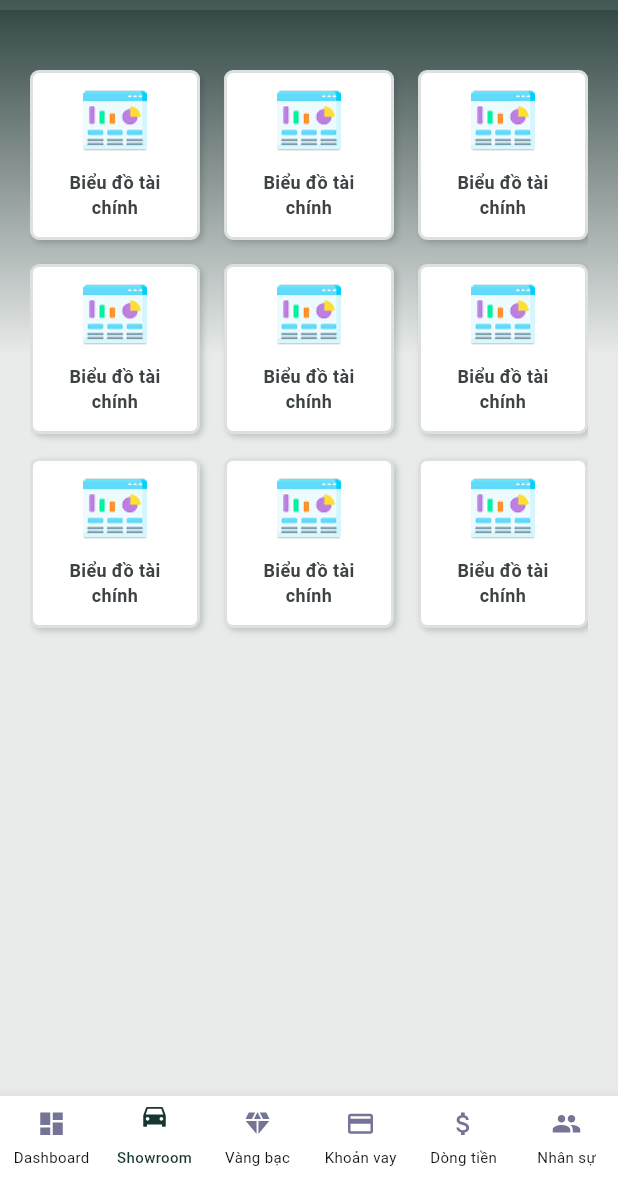
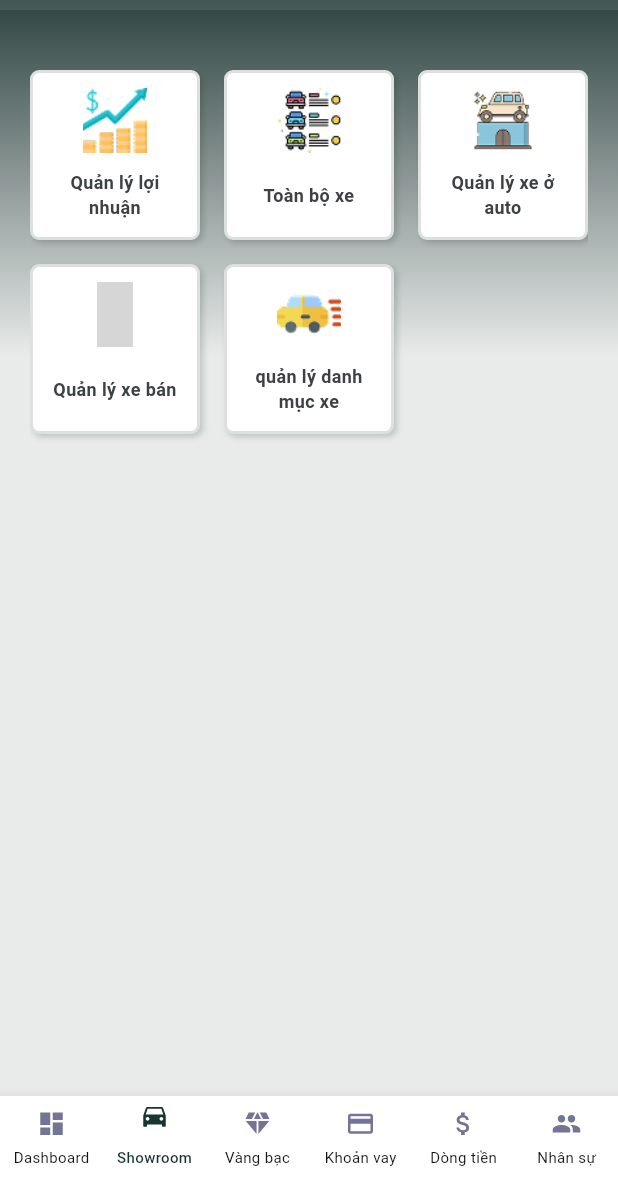
Before and after one commit to roll-t/auto_fin, a Flutter app: the screen it shows after launch, item 2 of the bottom bar chosen, on a phone screen of 412 x 824 dp, the part 56-1236 px from its top. Run offline on Flutter 3.47's test engine with Material 3 defaults, Android fonts, the phone set to English and light mode, and no system bars; our stand-ins replace cached_network_image, connectivity_plus, dio, firebase_core, firebase_database, firebase_messaging and 8 more; missing offline and left inert: flutter_background_service; accounts and stored records are empty; grey boxes are pictures that could not be loaded.

Commit message:
feature/showroom

```diff
--- a/lib/app_binding.dart
+++ b/lib/app_binding.dart
@@ -10,7 +10,6 @@ class AppBinding extends Bindings {
     Get.put(ApiClient());
     Get.lazyPut(() => ThemeController(), fenix: true);
     Get.lazyPut(() => NotificationService(), fenix: true);
-    Get.put(
-      SplashController());
+    Get.put(SplashController());
   }
 }
--- a/lib/core/config/const/app_icons.dart
+++ b/lib/core/config/const/app_icons.dart
@@ -15,4 +15,10 @@ class AppIcons {
   static String icPeople = "${_root}ic_people$_ext";
   static String icDashboard = "${_root}ic_dashboard$_ext";
   static String icNoImage = "${_root}ic_no_image$_ext";
+
+  static String icProfig = "${_root}ic_profig.png";
+  static String icAllCar = "${_root}ic_all_car.png";
+  static String icCarInGaga = "${_root}ic_car_in_gaga.png";
+  static String icCarBuy = "${_root}ic_car_buy.png";
+  static String icCarCategory = "${_root}ic_car_category.png";
 }
--- a/lib/core/routes/app_pages.dart
+++ b/lib/core/routes/app_pages.dart
@@ -1,13 +1,17 @@
 import 'package:auto_fin/core/routes/app_routes.dart';
 import 'package:auto_fin/features/auth/page/signin_page.dart';
 import 'package:auto_fin/features/auth/page/signup_page.dart';
+import 'package:auto_fin/features/dashboard/dashboard_page.dart';
 import 'package:auto_fin/features/dashboard/di_dashboard/dashboard_binding.dart';
-import 'package:auto_fin/features/dashboard/dashboard_page.dart';
 import 'package:auto_fin/features/main/di/main_binding.dart';
 import 'package:auto_fin/features/main/presentation/page/main_page.dart';
 import 'package:auto_fin/features/notFound/page/not_found_page.dart';
 import 'package:auto_fin/features/setting/di/setting_binding.dart';
 import 'package:auto_fin/features/setting/presentation/page/setting_page.dart';
+import 'package:auto_fin/features/showroom/all_card/di/all_car_binding.dart';
+import 'package:auto_fin/features/showroom/all_card/presentation/page/all_car_page.dart';
+import 'package:auto_fin/features/showroom/car_in_auto/di/car_in_auto_binding.dart';
+import 'package:auto_fin/features/showroom/car_in_auto/presentation/page/car_in_auto_page.dart';
 import 'package:auto_fin/features/splash/di/splash_binding.dart';
 import 'package:auto_fin/features/splash/presentation/page/splash_page.dart';
 import 'package:get/get.dart';
@@ -31,11 +35,27 @@ final appPage = [
     page: () => const DashboardPage(),
     binding: DashboardBinding(),
   ),
-  GetPage(name: AppRoutes.signin, page: () => const SigninPage()),
-  GetPage(name: AppRoutes.signup, page: () => const SignupPage()),
+  GetPage(
+    name: AppRoutes.signin,
+    page: () => const SigninPage(),
+  ),
+  GetPage(
+    name: AppRoutes.signup,
+    page: () => const SignupPage(),
+  ),
   GetPage(
     name: SettingPage.routeName,
     page: () => const SettingPage(),
     binding: SettingBinding(),
   ),
+  GetPage(
+    name: AllCarPage.routeName,
+    page: () => const AllCarPage(),
+    binding: AllCarBinding(),
+  ),
+  GetPage(
+    name: CarInAutoPage.routeName,
+    page: () => const CarInAutoPage(),
+    binding: CarInAutoBinding(),
+  ),
 ];
--- a/lib/core/ui/widgets/item_menu_feature_widget.dart
+++ b/lib/core/ui/widgets/item_menu_feature_widget.dart
@@ -3,23 +3,26 @@ import 'package:auto_fin/core/config/theme/app_theme_colors.dart';
 import 'package:auto_fin/core/ui/widgets/images/asset_image_widget.dart';
 import 'package:auto_fin/core/ui/widgets/texts/text_widget.dart';
 import 'package:flutter/material.dart';
+import 'package:get/get.dart';
 
 class ItemMenuFeatureWidget extends StatelessWidget {
   final String title;
   final String? iconUrl;
-  final String routeNameUrl;
+  final String? routeNameUrl;
   const ItemMenuFeatureWidget({
     super.key,
     required this.title,
     this.iconUrl = "",
-    this.routeNameUrl = "/",
+    this.routeNameUrl,
   });
 
   @override
   Widget build(BuildContext context) {
     final displayTitle = title.trim().isNotEmpty ? title : "N/A";
     return GestureDetector(
-      onTap: () {},
+      onTap: () {
+        Get.toNamed(routeNameUrl ?? "/");
+      },
       child: Container(
         padding: const EdgeInsets.all(10),
         decoration: BoxDecoration(
--- /dev/null
+++ b/lib/features/showroom/all_card/presentation/controller/all_car_controller.dart
@@ -0,0 +1 @@
+class AllCarController {}
--- /dev/null
+++ b/lib/features/showroom/car_in_auto/presentation/controller/car_in_auto_controller.dart
@@ -0,0 +1,3 @@
+import 'package:get/get.dart';
+
+class CarInAutoController extends GetxController {}
--- a/lib/features/showroom/showroom_controller.dart
+++ b/lib/features/showroom/showroom_controller.dart
@@ -1,17 +1,36 @@
-import 'package:auto_fin/core/config/const/app_images.dart';
+import 'package:auto_fin/core/config/const/app_icons.dart';
 import 'package:auto_fin/features/main/model/item_menu_feature_model.dart';
+import 'package:auto_fin/features/showroom/all_card/presentation/page/all_car_page.dart';
+import 'package:auto_fin/features/showroom/car_in_auto/presentation/page/car_in_auto_page.dart';
+import 'package:auto_fin/features/showroom/vehicle/presentation/page/vehicle_page.dart';
 import 'package:get/get.dart';
 
 class ShowroomController extends GetxController {
   final List<ItemMenuFeatureModel> listShowroomFeature = [
-    ItemMenuFeatureModel(title: "Biểu đồ tài chính", iconUrl: AppImages.iChart,routeNameUrl: "/"),
-    ItemMenuFeatureModel(title: "Biểu đồ tài chính", iconUrl: AppImages.iChart,routeNameUrl: "/"),
-    ItemMenuFeatureModel(title: "Biểu đồ tài chính", iconUrl: AppImages.iChart,routeNameUrl: "/"),
-    ItemMenuFeatureModel(title: "Biểu đồ tài chính", iconUrl: AppImages.iChart,routeNameUrl: "/"),
-    ItemMenuFeatureModel(title: "Biểu đồ tài chính", iconUrl: AppImages.iChart,routeNameUrl: "/"),
-    ItemMenuFeatureModel(title: "Biểu đồ tài chính", iconUrl: AppImages.iChart,routeNameUrl: "/"),
-    ItemMenuFeatureModel(title: "Biểu đồ tài chính", iconUrl: AppImages.iChart,routeNameUrl: "/"),
-    ItemMenuFeatureModel(title: "Biểu đồ tài chính", iconUrl: AppImages.iChart,routeNameUrl: "/"),
-    ItemMenuFeatureModel(title: "Biểu đồ tài chính", iconUrl: AppImages.iChart,routeNameUrl: "/"),
+    ItemMenuFeatureModel(
+      title: "Quản lý lợi nhuận",
+      iconUrl: AppIcons.icProfig,
+      routeNameUrl: "/",
+    ),
+    ItemMenuFeatureModel(
+      title: "Toàn bộ xe",
+      iconUrl: AppIcons.icAllCar,
+      routeNameUrl: AllCarPage.routeName,
+    ),
+    ItemMenuFeatureModel(
+      title: "Quản lý xe ở auto",
+      iconUrl: AppIcons.icCarInGaga,
+      routeNameUrl: CarInAutoPage.routeName,
+    ),
+    ItemMenuFeatureModel(
+      title: "Quản lý xe bán",
+      iconUrl: VehiclePage.routeName,
+      routeNameUrl: "/",
+    ),
+    ItemMenuFeatureModel(
+      title: "quản lý danh mục xe",
+      iconUrl: AppIcons.icCarCategory,
+      routeNameUrl: "/",
+    ),
   ];
 }
--- a/lib/features/showroom/showroom_page.dart
+++ b/lib/features/showroom/showroom_page.dart
@@ -21,6 +21,7 @@ class ShowroomPage extends GetView<ShowroomController> {
         return ItemMenuFeatureWidget(
           title: dataItem.title,
           iconUrl: dataItem.iconUrl,
+          routeNameUrl: dataItem.routeNameUrl,
         );
       },
     );
--- /dev/null
+++ b/lib/features/showroom/vehicle/presentation/controller/vehicle_controller.dart
@@ -0,0 +1,3 @@
+import 'package:get/get.dart';
+
+class VehicleController extends GetxController {}
```
Also changed, not shown: lib/features/showroom/all_card/di/all_car_binding.dart (added, +9 -0 lines), lib/features/showroom/all_card/presentation/page/all_car_page.dart (added, +17 -0 lines), lib/features/showroom/car_in_auto/di/car_in_auto_binding.dart (added, +9 -0 lines), lib/features/showroom/car_in_auto/presentation/page/car_in_auto_page.dart (added, +17 -0 lines), lib/features/showroom/vehicle/di/vehicle_binding.dart (added, +9 -0 lines), lib/features/showroom/vehicle/presentation/page/vehicle_page.dart (added, +17 -0 lines), assets/icons/ic_all_car.png (added), assets/icons/ic_car_buy.png (added), assets/icons/ic_car_category.png (added), assets/icons/ic_car_in_gaga.png (added), assets/icons/ic_profig.png (added), 125 other files.
